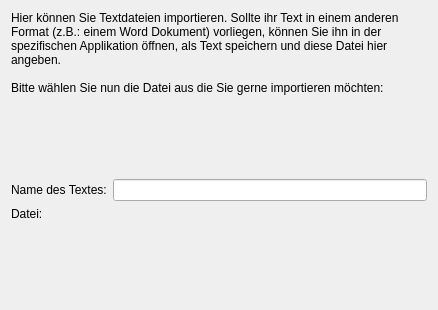
First picture: the form in simon/src/simonmodelmanagementui/ImportTrainingTexts/importtrainingtextlocalpage.ui, repository KDE/simon, before the edit.
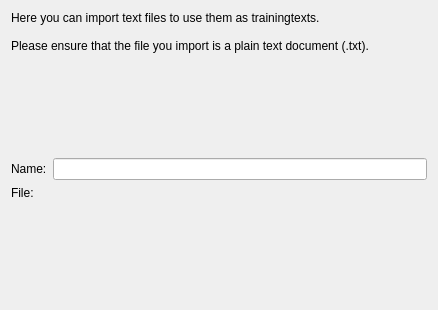
Second picture: the form after the edit. Custom widgets are drawn as their Qt base class.

What changed in the file:
```diff
--- a/simon/src/simonmodelmanagementui/ImportTrainingTexts/importtrainingtextlocalpage.ui
+++ b/simon/src/simonmodelmanagementui/ImportTrainingTexts/importtrainingtextlocalpage.ui
@@ -16,9 +16,9 @@
    <item>
     <widget class="QLabel" name="lbDesc" >
      <property name="text" >
-      <string>Hier können Sie Textdateien importieren. Sollte ihr Text in einem anderen Format (z.B.: einem Word Dokument) vorliegen, können Sie ihn in der spezifischen Applikation öffnen, als Text speichern und diese Datei hier angeben.
+      <string>Here you can import text files to use them as trainingtexts.
 
-Bitte wählen Sie nun die Datei aus die Sie gerne importieren möchten:</string>
+Please ensure that the file you import is a plain text document (.txt).</string>
      </property>
      <property name="wordWrap" >
       <bool>true</bool>
@@ -43,7 +43,7 @@
      <item row="0" column="0" >
       <widget class="QLabel" name="label_2" >
        <property name="text" >
-        <string>Name des Textes:</string>
+        <string>Name:</string>
        </property>
       </widget>
      </item>
@@ -53,7 +53,7 @@
      <item row="1" column="0" >
       <widget class="QLabel" name="label" >
        <property name="text" >
-        <string>Datei:</string>
+        <string>File:</string>
        </property>
       </widget>
      </item>
```
Left out of the diff: 1 changed line with no effect on the pictures.
